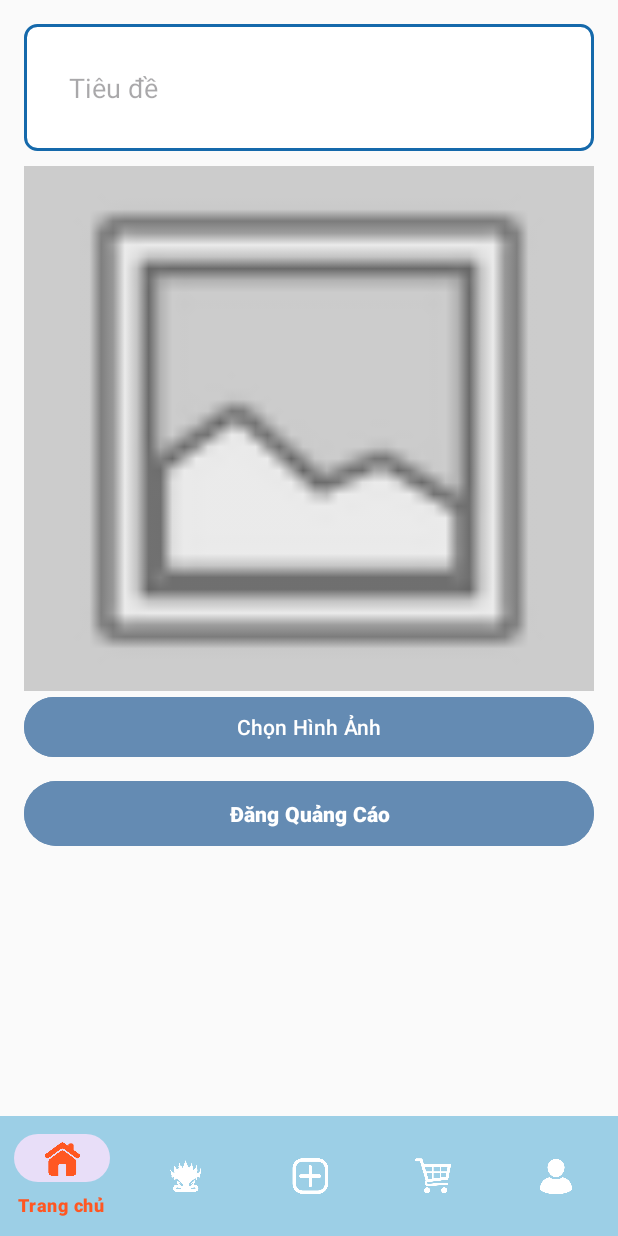
After one commit to Haa-1/MekongResearchProject, an Android app: the PostAdActivity screen opened directly, with no data from a screen before it, on a phone screen of 412 x 824 dp. The commit adds this screen. Run offline under Robolectric (Android 15) with nearby library versions, the phone set to English and light mode, and no system bars; our stand-ins replace Firebase (no records; nobody signed in at launch, a user with empty details on screens opened directly); pictures from the network do not load.

Commit message:
Add PostAdActivity and imageSlider in HomeMekong

```diff
--- a/app/build.gradle
+++ b/app/build.gradle
@@ -97,5 +97,5 @@ dependencies {
     implementation 'io.noties.markwon:image:4.6.2'
     implementation 'io.noties.markwon:image-glide:4.6.2'  // Nếu dùng Glide để load ảnh
     implementation 'io.noties.markwon:linkify:4.6.2'     // ✅ Linkify hỗ trợ URL
-
+    implementation 'androidx.viewpager2:viewpager2:1.0.0'
 }
--- a/app/src/main/AndroidManifest.xml
+++ b/app/src/main/AndroidManifest.xml
@@ -16,6 +16,9 @@
         android:supportsRtl="true"
         android:theme="@style/Theme.ResearchProject"
         tools:targetApi="31">
+        <activity
+            android:name=".iam.PostAdActivity"
+            android:exported="false" />
         <activity
             android:name=".MekoAI"
             android:exported="false" />
--- /dev/null
+++ b/app/src/main/res/layout/activity_post_ad.xml
@@ -0,0 +1,71 @@
+<?xml version="1.0" encoding="utf-8"?>
+<LinearLayout xmlns:android="http://schemas.android.com/apk/res/android"
+    xmlns:app="http://schemas.android.com/apk/res-auto"
+    android:layout_width="match_parent"
+    android:layout_height="match_parent"
+    android:orientation="vertical"
+    android:background="#FAFAFA"
+    >
+    <!-- 🔹 ScrollView chứa tất cả nội dung -->
+    <ScrollView
+        android:layout_width="match_parent"
+        android:layout_height="0dp"
+        android:layout_weight="1"
+        android:fillViewport="true">
+        <LinearLayout
+            android:layout_width="match_parent"
+            android:layout_height="wrap_content"
+            android:orientation="vertical"
+            android:padding="16dp">
+            <!-- 📝 Tiêu đề quảng cáo -->
+            <EditText
+                android:id="@+id/edtAdTitle"
+                android:layout_width="match_parent"
+                android:layout_height="wrap_content"
+                android:hint="Tiêu đề"
+                android:inputType="text"
+                android:padding="30dp"
+                android:background="@drawable/edit_text_border"
+                android:layout_marginBottom="10dp" />
+
+            <!-- 🖼 Hình ảnh quảng cáo -->
+            <ImageView
+                android:id="@+id/imgAd"
+                android:layout_width="match_parent"
+                android:layout_height="350dp"
+                android:scaleType="centerCrop"
+                android:src="@android:drawable/ic_menu_gallery"
+                android:background="#CCCCCC"
+                />
+            <!-- 📁 Nút chọn hình ảnh -->
+            <Button
+                android:id="@+id/btnSelectImage"
+                android:layout_width="match_parent"
+                android:layout_height="wrap_content"
+                android:text="Chọn Hình Ảnh"
+                android:backgroundTint="#648BB3"
+                android:textColor="#FFFFFF"
+                android:layout_marginBottom="8dp"/>
+            <!-- 🚀 Nút đăng quảng cáo -->
+            <Button
+                android:id="@+id/btnPostAd"
+                android:layout_width="match_parent"
+                android:layout_height="wrap_content"
+                android:text="Đăng Quảng Cáo"
+                android:backgroundTint="#648BB3"
+                android:textColor="#FFFFFF"
+                android:padding="12dp"
+                android:textStyle="bold"/>
+        </LinearLayout>
+    </ScrollView>
+    <!-- 🏠 Bottom Navigation -->
+    <com.google.android.material.bottomnavigation.BottomNavigationView
+        android:id="@+id/bottom_navigation"
+        android:layout_width="match_parent"
+        android:layout_height="wrap_content"
+        android:layout_gravity="bottom"
+        android:background="#9CCFE6"
+        app:menu="@menu/bottom_nav_menu"
+        app:itemIconTint="@color/bottom_nav_icon_color"
+        app:itemTextColor="@color/bottom_nav_icon_color"/>
+</LinearLayout>
```
Also changed, not shown: app/src/main/java/com/example/researchproject/HomeMekong.java (+80 -0 lines), app/src/main/java/com/example/researchproject/iam/Ad.java (added, +15 -0 lines), app/src/main/java/com/example/researchproject/iam/AdSliderAdapter.java (added, +52 -0 lines), app/src/main/java/com/example/researchproject/iam/PostAdActivity.java (added, +204 -0 lines), app/src/main/res/layout/activity_home_mekong.xml (+15 -5 lines), app/src/main/res/layout/item_ad_slider.xml (added, +24 -0 lines), build.gradle (+8 -0 lines).
